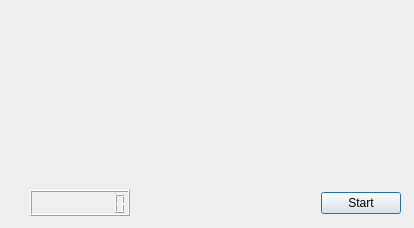
The window that qt_thread_practice/synchronous_dialog.ui (nguyenchiemminhvu/MultithreadingPractice) describes before a commit, drawn with Qt 5.
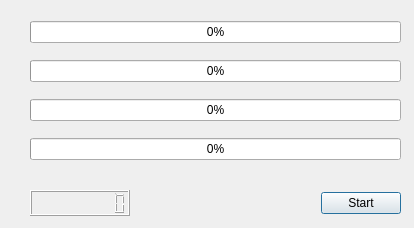
The same window after the commit.

Patch:
```diff
--- a/qt_thread_practice/synchronous_dialog.ui
+++ b/qt_thread_practice/synchronous_dialog.ui
@@ -75,6 +75,46 @@
     </item>
    </layout>
   </widget>
+  <widget class="QWidget" name="">
+   <property name="geometry">
+    <rect>
+     <x>30</x>
+     <y>10</y>
+     <width>371</width>
+     <height>161</height>
+    </rect>
+   </property>
+   <layout class="QVBoxLayout" name="verticalLayout">
+    <item>
+     <widget class="QProgressBar" name="progress_1">
+      <property name="value">
+       <number>0</number>
+      </property>
+     </widget>
+    </item>
+    <item>
+     <widget class="QProgressBar" name="progress_2">
+      <property name="value">
+       <number>0</number>
+      </property>
+     </widget>
+    </item>
+    <item>
+     <widget class="QProgressBar" name="progress_3">
+      <property name="value">
+       <number>0</number>
+      </property>
+     </widget>
+    </item>
+    <item>
+     <widget class="QProgressBar" name="progress_4">
+      <property name="value">
+       <number>0</number>
+      </property>
+     </widget>
+    </item>
+   </layout>
+  </widget>
  </widget>
  <resources/>
  <connections/>
```
